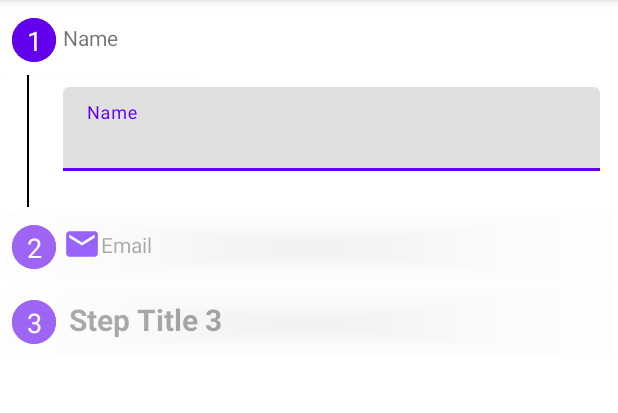
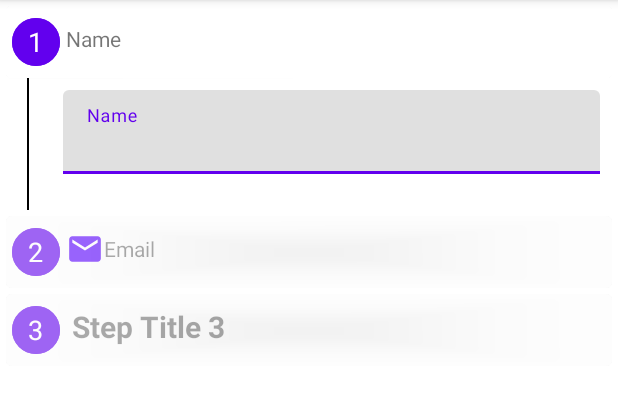
Before and after one commit to leodan11/xverticalstepper, an Android app: the screen it shows after launch (MainActivity), on a phone screen of 412 x 824 dp, the part 84-497 px from its top. Run offline under Robolectric (Android 15) with nearby library versions, the phone set to English and light mode, and no system bars.

Commit message:
List of changes
-  Upgraded AGP
- Fix and refactor

```diff
--- a/app/build.gradle
+++ b/app/build.gradle
@@ -37,7 +37,7 @@ dependencies {
     implementation 'androidx.core:core-ktx:1.13.1'
     implementation 'androidx.appcompat:appcompat:1.7.0'
     implementation 'com.google.android.material:material:1.12.0'
-    implementation 'androidx.constraintlayout:constraintlayout:2.1.4'
+    implementation 'androidx.constraintlayout:constraintlayout:2.2.0'
     testImplementation 'junit:junit:4.13.2'
     androidTestImplementation 'androidx.test.ext:junit:1.2.1'
     androidTestImplementation 'androidx.test.espresso:espresso-core:3.6.1'
--- a/app/src/main/res/layout/activity_main.xml
+++ b/app/src/main/res/layout/activity_main.xml
@@ -11,8 +11,8 @@
         android:layout_width="match_parent"
         android:layout_height="match_parent"
         android:padding="@dimen/half_padding"
-        app:stepper_opened_step_index="0"
-        app:stepper_primary_color="@color/purple_500">
+        app:stepper_color_indicator="?attr/colorPrimary"
+        app:stepper_color_text_indicator="?attr/colorSurface">
 
         <com.github.leodan11.xstepper.StepContainer
             android:layout_width="match_parent"
--- a/build.gradle
+++ b/build.gradle
@@ -5,7 +5,7 @@ buildscript {
         mavenCentral()
     }
     dependencies {
-        classpath 'com.android.tools.build:gradle:8.5.2'
+        classpath 'com.android.tools.build:gradle:8.8.0'
         classpath "org.jetbrains.kotlin:kotlin-gradle-plugin:1.9.24"
 
         // NOTE: Do not place your application dependencies here; they belong
--- a/xstepper/src/main/java/com/github/leodan11/xstepper/StepContainer.kt
+++ b/xstepper/src/main/java/com/github/leodan11/xstepper/StepContainer.kt
@@ -4,23 +4,61 @@ import android.content.Context
 import android.util.AttributeSet
 import android.widget.LinearLayout
 
-class StepContainer(context: Context, attrs: AttributeSet?) : LinearLayout(context, attrs) {
-    var title: String = ""
+class StepContainer : LinearLayout {
+
+    var title: String = String()
     var needValidation: Boolean = false
-    var attributes: AttributeSet? = null
+
+    constructor(context: Context) : super(context) {
+        initAttributeSet(context, null, 0, 0)
+    }
+
+    constructor(context: Context, attrs: AttributeSet?) : super(context, attrs) {
+        initAttributeSet(context, attrs, 0, 0)
+    }
+
+    constructor(context: Context, attrs: AttributeSet?, defStyleAttr: Int) : super(
+        context,
+        attrs,
+        defStyleAttr
+    ) {
+        initAttributeSet(context, attrs, defStyleAttr, 0)
+    }
+
+    constructor(
+        context: Context,
+        attrs: AttributeSet?,
+        defStyleAttr: Int,
+        defStyleRes: Int
+    ) : super(context, attrs, defStyleAttr, defStyleRes) {
+        initAttributeSet(context, attrs, defStyleAttr, defStyleRes)
+    }
 
     init {
         orientation = VERTICAL
-        attributes = attrs
-        initAttributeSet(attrs)
     }
 
-    private fun initAttributeSet(attrs: AttributeSet?) {
-        val attributes = context.obtainStyledAttributes(attrs, R.styleable.StepContainer, 0, 0)
-        attributes.getString(R.styleable.StepContainer_step_title)?.let {
-            title = it
+    private fun initAttributeSet(
+        context: Context,
+        attrs: AttributeSet?,
+        defStyleAttr: Int,
+        defStyleRes: Int
+    ) {
+        val attributes = context.obtainStyledAttributes(
+            attrs,
+            R.styleable.StepContainer,
+            defStyleAttr,
+            defStyleRes
+        )
+        try {
+            title = attributes.getString(R.styleable.StepContainer_step_title) ?: title
+            needValidation =
+                attributes.getBoolean(R.styleable.StepContainer_need_validation, needValidation)
+        } catch (e: Exception) {
+            e.printStackTrace()
+        } finally {
+            attributes.recycle()
         }
-        needValidation = attributes.getBoolean(R.styleable.StepContainer_need_validation, needValidation)
-        attributes.recycle()
     }
+
 }
--- a/xstepper/src/main/java/com/github/leodan11/xstepper/StepHeader.kt
+++ b/xstepper/src/main/java/com/github/leodan11/xstepper/StepHeader.kt
@@ -4,13 +4,27 @@ import android.content.Context
 import android.util.AttributeSet
 import android.widget.LinearLayout
 
-class StepHeader(context: Context, attrs: AttributeSet?) : LinearLayout(context, attrs) {
+class StepHeader : LinearLayout {
+
+    constructor(context: Context) : super(context)
+
+    constructor(context: Context, attrs: AttributeSet?) : super(context, attrs)
+
+    constructor(context: Context, attrs: AttributeSet?, defStyleAttr: Int) : super(
+        context,
+        attrs,
+        defStyleAttr
+    )
+
+    constructor(
+        context: Context,
+        attrs: AttributeSet?,
+        defStyleAttr: Int,
+        defStyleRes: Int
+    ) : super(context, attrs, defStyleAttr, defStyleRes)
 
     init {
         orientation = HORIZONTAL
-        initAttributeSet(attrs)
     }
 
-    private fun initAttributeSet(attrs: AttributeSet?) = Unit
-
 }
--- a/xstepper/src/main/java/com/github/leodan11/xstepper/StepView.kt
+++ b/xstepper/src/main/java/com/github/leodan11/xstepper/StepView.kt
@@ -1,6 +1,7 @@
 package com.github.leodan11.xstepper
 
 import android.content.Context
+import android.content.res.ColorStateList
 import android.util.AttributeSet
 import android.view.LayoutInflater
 import android.view.View
@@ -11,11 +12,49 @@ import com.github.leodan11.xstepper.databinding.StepItemBinding
 import com.github.leodan11.xstepper.models.StepModel
 import com.github.leodan11.xstepper.utils.Variables
 
-internal class StepView(context: Context, attrs: AttributeSet? = null) : FrameLayout(context, attrs) {
-    val binding: StepItemBinding = StepItemBinding.inflate(LayoutInflater.from(context), this, true)
+internal class StepView : FrameLayout {
+
+    lateinit var binding: StepItemBinding
+
+    constructor(context: Context) : super(context) {
+        initAttributeSet(context, null, 0, 0)
+    }
+
+    constructor(context: Context, attrs: AttributeSet?) : super(context, attrs) {
+        initAttributeSet(context, attrs, 0, 0)
+    }
+
+    constructor(context: Context, attrs: AttributeSet?, defStyleAttr: Int) : super(
+        context,
+        attrs,
+        defStyleAttr
+    ) {
+        initAttributeSet(context, attrs, defStyleAttr, 0)
+    }
+
+    constructor(
+        context: Context,
+        attrs: AttributeSet?,
+        defStyleAttr: Int,
+        defStyleRes: Int
+    ) : super(context, attrs, defStyleAttr, defStyleRes) {
+        initAttributeSet(context, attrs, defStyleAttr, defStyleRes)
+    }
+
+    private fun initAttributeSet(
+        context: Context,
+        attrs: AttributeSet?,
+        defStyleAttr: Int,
+        defStyleRes: Int
+    ) {
+        val binding: StepItemBinding =
+            StepItemBinding.inflate(LayoutInflater.from(context), this, true)
+        this.binding = binding
+    }
 
     fun init(stepModel: StepModel, iStepView: IStepView) {
         binding.stepHeader.stepCircleView.circleColor = Variables.primaryColor
+        binding.stepHeader.stepNumber.setTextColor(ColorStateList.valueOf(Variables.textIndicatorColor))
         binding.stepHeader.stepNumber.text = "${stepModel.stepNumber}"
         binding.stepHeader.headerRootView.setOnClickListener { iStepView.onClick(stepModel) }
         binding.stepBody.stepContainer.addView(stepModel.view)
@@ -29,13 +68,13 @@ internal class StepView(context: Context, attrs: AttributeSet? = null) : FrameLa
     }
 
     fun stepClosed() {
-        binding.stepHeader.root.alpha = Variables.alphaOfDisabledElements
+        binding.stepHeader.root.alpha = Variables.ALPHA_OF_DISABLED_ELEMENTS
         binding.stepHeader.stepCheckIcon.visibility = View.GONE
         binding.stepHeader.stepNumber.visibility = View.VISIBLE
     }
 
     fun stepCompleted() {
-        binding.stepHeader.root.alpha = Variables.alphaOfDisabledElements
+        binding.stepHeader.root.alpha = Variables.ALPHA_OF_DISABLED_ELEMENTS
         binding.stepHeader.stepCheckIcon.visibility = View.VISIBLE
         binding.stepHeader.stepNumber.visibility = View.GONE
     }
@@ -45,7 +84,10 @@ internal class StepView(context: Context, attrs: AttributeSet? = null) : FrameLa
             binding.stepHeader.stepTitle.text = stepModel.view.title
         } else {
             binding.stepHeader.wrapper.apply {
-                layoutParams = LinearLayout.LayoutParams(ViewGroup.LayoutParams.MATCH_PARENT, ViewGroup.LayoutParams.MATCH_PARENT)
+                layoutParams = LinearLayout.LayoutParams(
+                    ViewGroup.LayoutParams.MATCH_PARENT,
+                    ViewGroup.LayoutParams.MATCH_PARENT
+                )
             }
             binding.stepHeader.wrapper.removeAllViews()
             binding.stepHeader.wrapper.addView(stepModel.header)
--- a/xstepper/src/main/java/com/github/leodan11/xstepper/Stepper.kt
+++ b/xstepper/src/main/java/com/github/leodan11/xstepper/Stepper.kt
@@ -1,9 +1,9 @@
 package com.github.leodan11.xstepper
 
-import android.annotation.SuppressLint
 import android.content.Context
 import android.graphics.Color
 import android.util.AttributeSet
+import android.util.TypedValue
 import android.view.LayoutInflater
 import android.view.View
 import android.view.ViewGroup.LayoutParams.MATCH_PARENT
@@ -16,21 +16,40 @@ import com.github.leodan11.xstepper.models.StepModel
 import com.github.leodan11.xstepper.utils.Animations
 import com.github.leodan11.xstepper.utils.Variables
 
-@SuppressLint("InflateParams")
-class Stepper(context: Context, private val attrs: AttributeSet? = null) :
-    RelativeLayout(context, attrs) {
-    private val binding: StepperLayoutBinding =
-        StepperLayoutBinding.inflate(LayoutInflater.from(context), this, true)
+class Stepper : RelativeLayout {
+    private lateinit var binding: StepperLayoutBinding
     private var iStepper: IStepper? = null
     private var stepModels = ArrayList<StepModel>()
     private var stepViews = ArrayList<StepView>()
     private var primaryColor = Color.GRAY
+    private var textIndicatorColor = Color.WHITE
     private var defaultStepIndex = -1
     var activeStep = 0
     var previousStep = 0
 
-    init {
-        init(context)
+    constructor(context: Context) : super(context) {
+        init(context, null, 0, 0)
+    }
+
+    constructor(context: Context, attrs: AttributeSet?) : super(context, attrs) {
+        init(context, attrs, 0, 0)
+    }
+
+    constructor(context: Context, attrs: AttributeSet?, defStyleAttr: Int) : super(
+        context,
+        attrs,
+        defStyleAttr
+    ) {
+        init(context, attrs, defStyleAttr, 0)
+    }
+
+    constructor(
+        context: Context,
+        attrs: AttributeSet?,
+        defStyleAttr: Int,
+        defStyleRes: Int
+    ) : super(context, attrs, defStyleAttr, defStyleRes) {
+        init(context, attrs, defStyleAttr, defStyleRes)
     }
 
     override fun onFinishInflate() {
@@ -42,14 +61,22 @@ class Stepper(context: Context, private val attrs: AttributeSet? = null) :
         super.onViewAdded(child)
     }
 
-    @SuppressLint("CustomViewStyleable")
-    private fun init(context: Context) {
+    private fun init(context: Context, attrs: AttributeSet?, defStyleAttr: Int, defStyleRes: Int) {
         // Load the styled attributes and set their properties
-        val attributes = context.obtainStyledAttributes(attrs, R.styleable.Stepper, 0, 0)
-        primaryColor = attributes.getColor(R.styleable.Stepper_stepper_primary_color, Color.GRAY)
-        defaultStepIndex = attributes.getInt(R.styleable.Stepper_stepper_opened_step_index, 0)
-        Variables.primaryColor = primaryColor
-        attributes.recycle()
+        val attributes =
+            context.obtainStyledAttributes(attrs, R.styleable.Stepper, defStyleAttr, defStyleRes)
+        try {
+            binding = StepperLayoutBinding.inflate(LayoutInflater.from(context), this, true)
+            primaryColor = attributes.getColor(R.styleable.Stepper_stepper_color_indicator, defaultColorPrimary(context))
+            textIndicatorColor = attributes.getColor(R.styleable.Stepper_stepper_color_text_indicator, defaultTextColor(context))
+            defaultStepIndex = attributes.getInt(R.styleable.Stepper_stepper_opened_step_index, 0)
+            Variables.primaryColor = primaryColor
+            Variables.textIndicatorColor = textIndicatorColor
+        } catch (e: Exception) {
+            e.printStackTrace()
+        } finally {
+            attributes.recycle()
+        }
     }
 
     fun setListener(iStepper: IStepper) {
@@ -148,12 +175,12 @@ class Stepper(context: Context, private val attrs: AttributeSet? = null) :
         }
     }
 
-    @SuppressLint("SetTextI18n")
     private fun reOrderSteps() {
         var stepNumber = 0
         for (x in 0 until stepModels.size) {
             if (stepModels[x].appear) {
-                stepViews[x].binding.stepHeader.stepNumber.text = "${stepNumber + 1}"
+                stepViews[x].binding.stepHeader.stepNumber.text =
+                    context.getString(R.string.integer_value, (stepNumber + 1))
                 stepModels[x].stepNumber = stepNumber++
             }
         }
@@ -176,4 +203,17 @@ class Stepper(context: Context, private val attrs: AttributeSet? = null) :
         }
         return boolean
     }
+
+    private fun defaultColorPrimary(context: Context): Int {
+        val typedValue = TypedValue()
+        context.theme.resolveAttribute(com.google.android.material.R.attr.colorOnPrimary, typedValue, true)
+        return typedValue.data
+    }
+
+    private fun defaultTextColor(context: Context): Int {
+        val typedValue = TypedValue()
+        context.theme.resolveAttribute(android.R.attr.colorBackground, typedValue, true)
+        return typedValue.data
+    }
+
 }
--- a/xstepper/src/main/java/com/github/leodan11/xstepper/ui/CircleView.kt
+++ b/xstepper/src/main/java/com/github/leodan11/xstepper/ui/CircleView.kt
@@ -14,12 +14,7 @@ import android.view.ViewOutlineProvider
 import com.github.leodan11.xstepper.R
 import kotlin.math.min
 
-class CircleView(context: Context, attrs: AttributeSet? = null) : View(context, attrs) {
-
-    companion object {
-        private const val DEFAULT_BORDER_WIDTH = 4f
-        private const val DEFAULT_SHADOW_RADIUS = 8.0f
-    }
+class CircleView : View {
 
     // Properties
     private val paint: Paint = Paint().apply { isAntiAlias = true }
@@ -107,14 +102,37 @@ class CircleView(context: Context, attrs: AttributeSet? = null) : View(context,
         }
     //endregion
 
-    init {
-        init(context, attrs)
+    constructor(context: Context) : super(context) {
+        init(context, null, 0, 0)
     }
 
-    private fun init(context: Context, attrs: AttributeSet?) {
+    constructor(context: Context, attrs: AttributeSet?) : super(context, attrs) {
+        init(context, attrs, 0, 0)
+    }
+
+    constructor(context: Context, attrs: AttributeSet?, defStyleAttr: Int) : super(
+        context,
+        attrs,
+        defStyleAttr
+    ) {
+        init(context, attrs, defStyleAttr, 0)
+    }
+
+    constructor(
+        context: Context,
+        attrs: AttributeSet?,
+        defStyleAttr: Int,
+        defStyleRes: Int
+    ) : super(context, attrs, defStyleAttr, defStyleRes) {
+        init(context, attrs, defStyleAttr, defStyleRes)
+    }
+
+
+    private fun init(context: Context, attrs: AttributeSet?, defStyleAttr: Int, defStyleRes: Int) {
         // Load the styled attributes and set their properties
-        val attributes = context.obtainStyledAttributes(attrs, R.styleable.CircleView, 0, 0)
-
+        val attributes =
+            context.obtainStyledAttributes(attrs, R.styleable.CircleView, defStyleAttr, defStyleRes)
+        try {
             // Init Circle Color
             circleColor = attributes.getColor(R.styleable.CircleView_cv_color, Color.WHITE)
             attributes.getColor(R.styleable.CircleView_cv_color_start, 0)
@@ -130,8 +148,12 @@ class CircleView(context: Context, attrs: AttributeSet? = null) : View(context,
             if (attributes.getBoolean(R.styleable.CircleView_cv_border, false)) {
                 val defaultBorderSize = DEFAULT_BORDER_WIDTH * resources.displayMetrics.density
                 borderWidth =
-                attributes.getDimension(R.styleable.CircleView_cv_border_width, defaultBorderSize)
-            borderColor = attributes.getColor(R.styleable.CircleView_cv_border_color, borderColor)
+                    attributes.getDimension(
+                        R.styleable.CircleView_cv_border_width,
+                        defaultBorderSize
+                    )
+                borderColor =
+                    attributes.getColor(R.styleable.CircleView_cv_border_color, borderColor)
                 attributes.getColor(R.styleable.CircleView_cv_border_color_start, 0)
                     .also { if (it != 0) borderColorStart = it }
                 attributes.getColor(R.styleable.CircleView_cv_border_color_end, 0)
@@ -145,15 +167,25 @@ class CircleView(context: Context, attrs: AttributeSet? = null) : View(context,
             // Init Shadow
             shadowEnable = attributes.getBoolean(R.styleable.CircleView_cv_shadow, shadowEnable)
             if (shadowEnable) {
-            shadowColor = attributes.getColor(R.styleable.CircleView_cv_shadow_color, shadowColor)
+                shadowColor =
+                    attributes.getColor(R.styleable.CircleView_cv_shadow_color, shadowColor)
                 shadowGravity =
-                attributes.getInteger(R.styleable.CircleView_cv_shadow_gravity, shadowGravity.value)
+                    attributes.getInteger(
+                        R.styleable.CircleView_cv_shadow_gravity,
+                        shadowGravity.value
+                    )
                         .toShadowGravity()
                 shadowRadius =
-                attributes.getFloat(R.styleable.CircleView_cv_shadow_radius, DEFAULT_SHADOW_RADIUS)
+                    attributes.getFloat(
+                        R.styleable.CircleView_cv_shadow_radius,
+                        DEFAULT_SHADOW_RADIUS
+                    )
             }
-
+        } catch (e: Exception) {
+            e.printStackTrace()
+        } finally {
             attributes.recycle()
+        }
     }
 
     override fun onSizeChanged(w: Int, h: Int, oldw: Int, oldh: Int) {
@@ -260,6 +292,7 @@ class CircleView(context: Context, attrs: AttributeSet? = null) : View(context,
             ShadowGravity.CENTER -> {
                 /*dx, dy = 0.0f*/
             }
+
             ShadowGravity.TOP -> dy = -shadowRadius / 2
             ShadowGravity.BOTTOM -> dy = shadowRadius / 2
             ShadowGravity.START -> dx = -shadowRadius / 2
@@ -329,4 +362,9 @@ class CircleView(context: Context, attrs: AttributeSet? = null) : View(context,
         BOTTOM_TO_TOP(4)
     }
 
+    companion object {
+        private const val DEFAULT_BORDER_WIDTH = 4f
+        private const val DEFAULT_SHADOW_RADIUS = 8.0f
     }
+
+}
--- a/xstepper/src/main/java/com/github/leodan11/xstepper/utils/Animations.kt
+++ b/xstepper/src/main/java/com/github/leodan11/xstepper/utils/Animations.kt
@@ -8,6 +8,7 @@ import android.widget.LinearLayout
 
 // http://stackoverflow.com/a/13381228/3891038 + modifications
 object Animations {
+
     fun slideDown(v: View) {
         if (v.visibility != View.VISIBLE) {
             v.measure(WindowManager.LayoutParams.MATCH_PARENT, WindowManager.LayoutParams.WRAP_CONTENT)
@@ -78,4 +79,5 @@ object Animations {
         //v.getLayoutParams().height = newHeight;
         v.layoutParams = LinearLayout.LayoutParams(v.layoutParams.width, newHeight)
     }
+
 }
--- a/xstepper/src/main/java/com/github/leodan11/xstepper/utils/Variables.kt
+++ b/xstepper/src/main/java/com/github/leodan11/xstepper/utils/Variables.kt
@@ -3,6 +3,10 @@ package com.github.leodan11.xstepper.utils
 import android.graphics.Color
 
 object Variables {
+
     var primaryColor = Color.GRAY
-    const val alphaOfDisabledElements = 0.6F
+    var textIndicatorColor = Color.WHITE
+
+    const val ALPHA_OF_DISABLED_ELEMENTS = 0.6F
+
 }
--- a/xstepper/src/main/res/layout/step_header.xml
+++ b/xstepper/src/main/res/layout/step_header.xml
@@ -21,10 +21,8 @@
 
             <com.github.leodan11.xstepper.ui.CircleView
                 android:id="@+id/step_circleView"
-                android:layout_width="30dp"
-                android:layout_height="30dp"
-                app:cv_color="@android:color/darker_gray"
-                tools:ignore="TextSizeCheck" />
+                android:layout_width="@dimen/circle_step_space"
+                android:layout_height="@dimen/circle_step_space" />
 
             <TextView
                 android:id="@+id/step_number"
@@ -33,7 +31,6 @@
                 android:layout_gravity="center"
                 android:gravity="center"
                 android:textAlignment="center"
-                android:textColor="?attr/colorSurface"
                 android:textSize="@dimen/medium_text" />
 
             <ImageView
--- /dev/null
+++ b/xstepper/src/main/res/values-w600dp/dimens.xml
@@ -0,0 +1,3 @@
+<resources>
+    <dimen name="circle_step_space">40dp</dimen>
+</resources>
--- a/xstepper/src/main/res/values/attrs.xml
+++ b/xstepper/src/main/res/values/attrs.xml
@@ -1,7 +1,9 @@
 <?xml version="1.0" encoding="utf-8"?>
 <resources>
+
     <declare-styleable name="Stepper">
-        <attr name="stepper_primary_color" format="color" />
+        <attr name="stepper_color_indicator" format="color" />
+        <attr name="stepper_color_text_indicator" format="color" />
         <attr name="stepper_opened_step_index" format="integer" />
     </declare-styleable>
 
@@ -42,4 +44,5 @@
             <flag name="end" value="5" />
         </attr>
     </declare-styleable>
+
 </resources>
--- a/xstepper/src/main/res/values/dimens.xml
+++ b/xstepper/src/main/res/values/dimens.xml
@@ -18,4 +18,5 @@
     <dimen name="button_padding">10dp</dimen>
     <dimen name="standard_padding">8dip</dimen>
     <dimen name="half_padding">4dip</dimen>
+    <dimen name="circle_step_space">32dp</dimen>
 </resources>
```
Also changed, not shown: xstepper/src/main/java/com/github/leodan11/xstepper/utils/KeyboardUtils.kt (+6 -14 lines), xstepper/src/main/res/values/strings.xml (+1 -11 lines), gradle/wrapper/gradle-wrapper.properties, 1 other file. Lines whose indentation alone changed are shown as unchanged.
